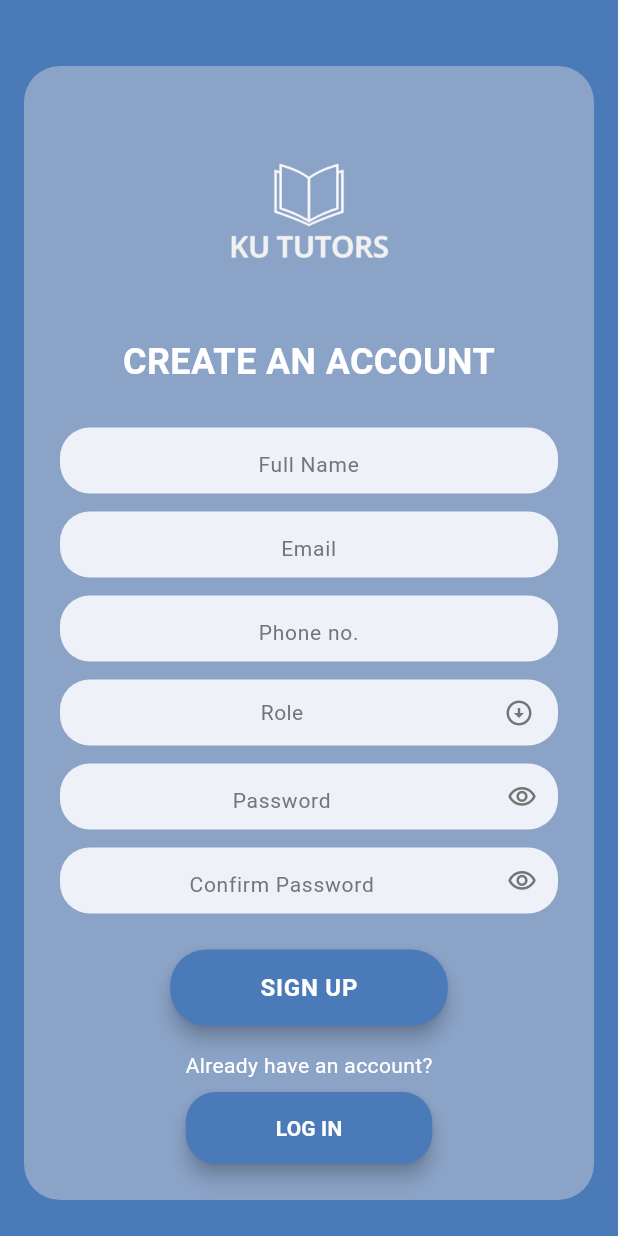
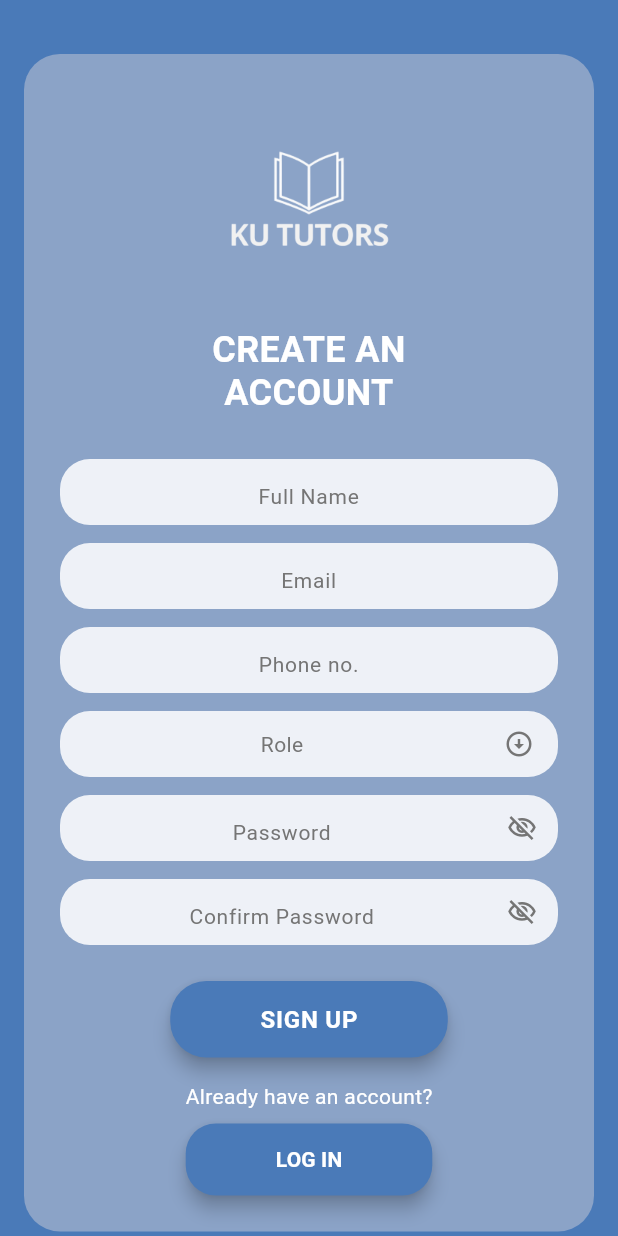
Before and after one commit to anaghasubedi/KU-Tutors, a Flutter app: the SignupPage screen opened directly, on a phone screen of 412 x 824 dp. Run offline on Flutter 3.47's test engine with Material 3 defaults, Android fonts, the light colour scheme and no system bars.

Commit message:
Added the show/hide password feature

```diff
--- a/Flutter/flutter_application_kutuors/lib/screens/signup.dart
+++ b/Flutter/flutter_application_kutuors/lib/screens/signup.dart
@@ -10,6 +10,8 @@ class SignupPage extends StatefulWidget {
 
 class _SignupPageState extends State<SignupPage> {
   String? selectedRole;
+  bool _isPasswordVisible = false;
+  bool _isConfirmPasswordVisible = false;
 
   @override
   Widget build(BuildContext context) {
@@ -38,7 +40,7 @@ class _SignupPageState extends State<SignupPage> {
                       ),
                       const SizedBox(height: 8),
                       const Text(
-                        'CREATE AN ACCOUNT',
+                        'CREATE AN\nACCOUNT',
                         textAlign: TextAlign.center,
                         style: TextStyle(
                           fontSize: 24,
@@ -56,9 +58,17 @@ class _SignupPageState extends State<SignupPage> {
                       const SizedBox(height: 12),
                       _buildRoleDropdown(),
                       const SizedBox(height: 12),
-                      _buildTextFieldWithIcon('Password', Icons.visibility_outlined),
+                      _buildPasswordField('Password', _isPasswordVisible, (visible) {
+                        setState(() {
+                          _isPasswordVisible = visible;
+                        });
+                      }),
                       const SizedBox(height: 12),
-                      _buildTextFieldWithIcon('Confirm Password', Icons.visibility_outlined),
+                      _buildPasswordField('Confirm Password', _isConfirmPasswordVisible, (visible) {
+                        setState(() {
+                          _isConfirmPasswordVisible = visible;
+                        });
+                      }),
                       const SizedBox(height: 24),
                       ElevatedButton(
                         style: ElevatedButton.styleFrom(
@@ -190,6 +200,41 @@ class _SignupPageState extends State<SignupPage> {
     );
   }
 
+  Widget _buildPasswordField(String labelText, bool isVisible, Function(bool) onToggle) {
+    return SizedBox(
+      height: 44,
+      child: Container(
+        decoration: BoxDecoration(
+          color: Colors.white.withValues(alpha: 0.85),
+          borderRadius: BorderRadius.circular(20),
+        ),
+        child: TextField(
+          textAlign: TextAlign.center,
+          obscureText: !isVisible,
+          decoration: InputDecoration(
+            hintText: labelText,
+            hintStyle: TextStyle(
+              color: Colors.grey[600],
+              fontSize: 14,
+            ),
+            suffixIcon: IconButton(
+              icon: Icon(
+                isVisible ? Icons.visibility_outlined : Icons.visibility_off_outlined,
+                color: Colors.grey[600],
+                size: 20,
+              ),
+              onPressed: () {
+                onToggle(!isVisible);
+              },
+            ),
+            border: InputBorder.none,
+            contentPadding: const EdgeInsets.symmetric(vertical: 12, horizontal: 16),
+          ),
+        ),
+      ),
+    );
+  }
+
   Widget _buildTextField(String labelText) {
     return SizedBox(
       height: 44,
@@ -213,30 +258,4 @@ class _SignupPageState extends State<SignupPage> {
       ),
     );
   }
-
-  Widget _buildTextFieldWithIcon(String labelText, IconData icon) {
-    return SizedBox(
-      height: 44,
-      child: Container(
-        decoration: BoxDecoration(
-          color: Colors.white.withValues(alpha: 0.85),
-          borderRadius: BorderRadius.circular(20),
-        ),
-        child: TextField(
-          textAlign: TextAlign.center,
-          obscureText: labelText.toLowerCase().contains('password'),
-          decoration: InputDecoration(
-            hintText: labelText,
-            hintStyle: TextStyle(
-              color: Colors.grey[600],
-              fontSize: 14,
-            ),
-            suffixIcon: Icon(icon, color: Colors.grey[600], size: 20),
-            border: InputBorder.none,
-            contentPadding: const EdgeInsets.symmetric(vertical: 12, horizontal: 16),
-          ),
-        ),
-      ),
-    );
-  }
 }
```
